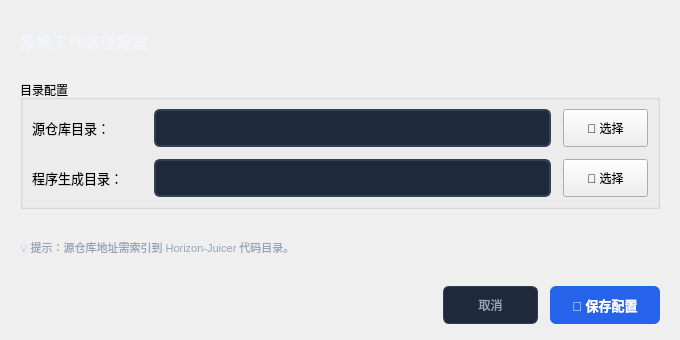
This is setting.ui in nie11kun/HorizonJuicerCreator as Qt 5 draws it before an edit. The edited form follows.
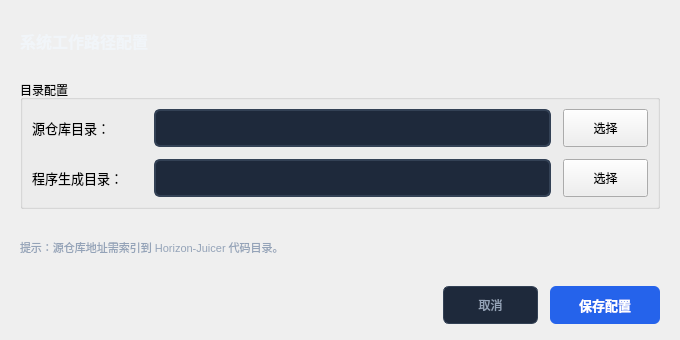
This is the edited form. Icons and pictures are not drawn.

The edit to the form file:
```diff
--- a/setting.ui
+++ b/setting.ui
@@ -94,8 +94,18 @@
          </size>
         </property>
         <property name="text">
-         <string>📁 选择</string>
+         <string>选择</string>
         </property>
+         <property name="icon">
+          <iconset resource="resourse.qrc">
+           <normaloff>:/icons/folder.svg</normaloff>:/icons/folder.svg</iconset>
+         </property>
+         <property name="iconSize">
+          <size>
+           <width>15</width>
+           <height>15</height>
+          </size>
+         </property>
        </widget>
       </item>
       <item row="1" column="0">
@@ -138,8 +148,18 @@
          </size>
         </property>
         <property name="text">
-         <string>📁 选择</string>
+         <string>选择</string>
         </property>
+         <property name="icon">
+          <iconset resource="resourse.qrc">
+           <normaloff>:/icons/folder.svg</normaloff>:/icons/folder.svg</iconset>
+         </property>
+         <property name="iconSize">
+          <size>
+           <width>15</width>
+           <height>15</height>
+          </size>
+         </property>
        </widget>
       </item>
      </layout>
@@ -151,7 +171,7 @@
       <string notr="true">color: #94a3b8; font-size: 11px;</string>
      </property>
      <property name="text">
-      <string>💡 提示：源仓库地址需索引到 Horizon-Juicer 代码目录。</string>
+      <string>提示：源仓库地址需索引到 Horizon-Juicer 代码目录。</string>
      </property>
     </widget>
    </item>
@@ -207,8 +227,18 @@
         <string notr="true">QPushButton#saveButton { background-color: #2563eb; color: #ffffff; border: none; border-radius: 6px; font-weight: bold; } QPushButton#saveButton:hover { background-color: #3b82f6; } QPushButton#saveButton:pressed { background-color: #1d4ed8; }</string>
        </property>
        <property name="text">
-        <string>💾 保存配置</string>
+        <string>保存配置</string>
        </property>
+        <property name="icon">
+         <iconset resource="resourse.qrc">
+          <normaloff>:/icons/save.svg</normaloff>:/icons/save.svg</iconset>
+        </property>
+        <property name="iconSize">
+         <size>
+          <width>16</width>
+          <height>16</height>
+         </size>
+        </property>
       </widget>
      </item>
     </layout>
```
Left out of the diff: 14 changed lines with no effect on the pictures.
